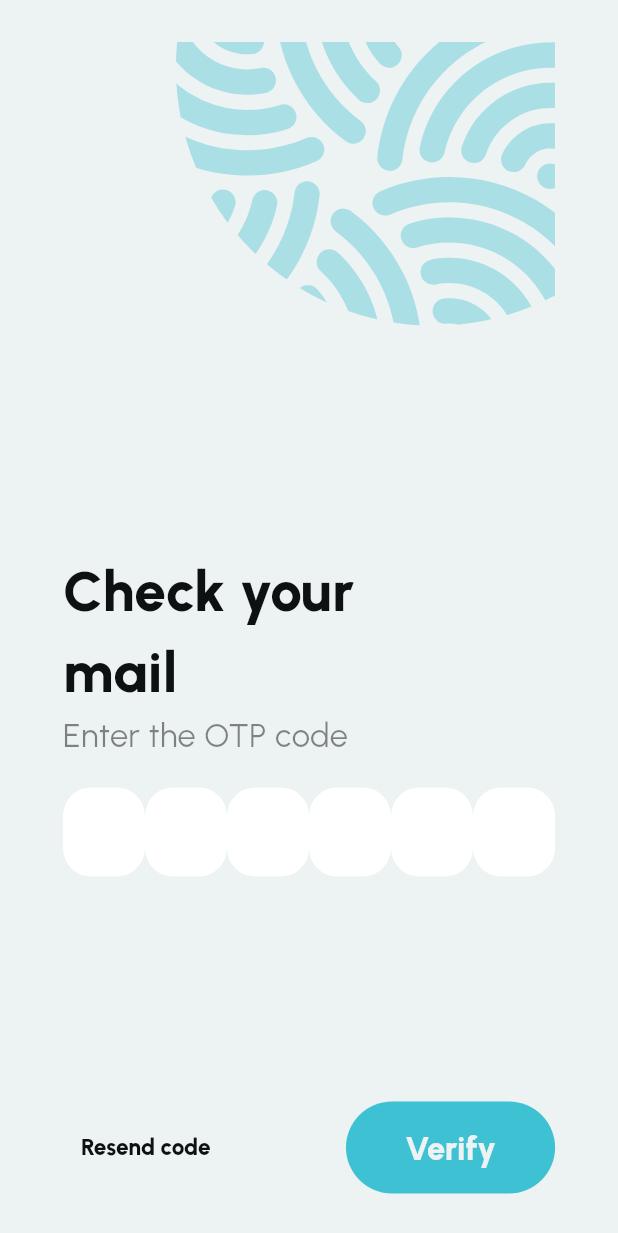
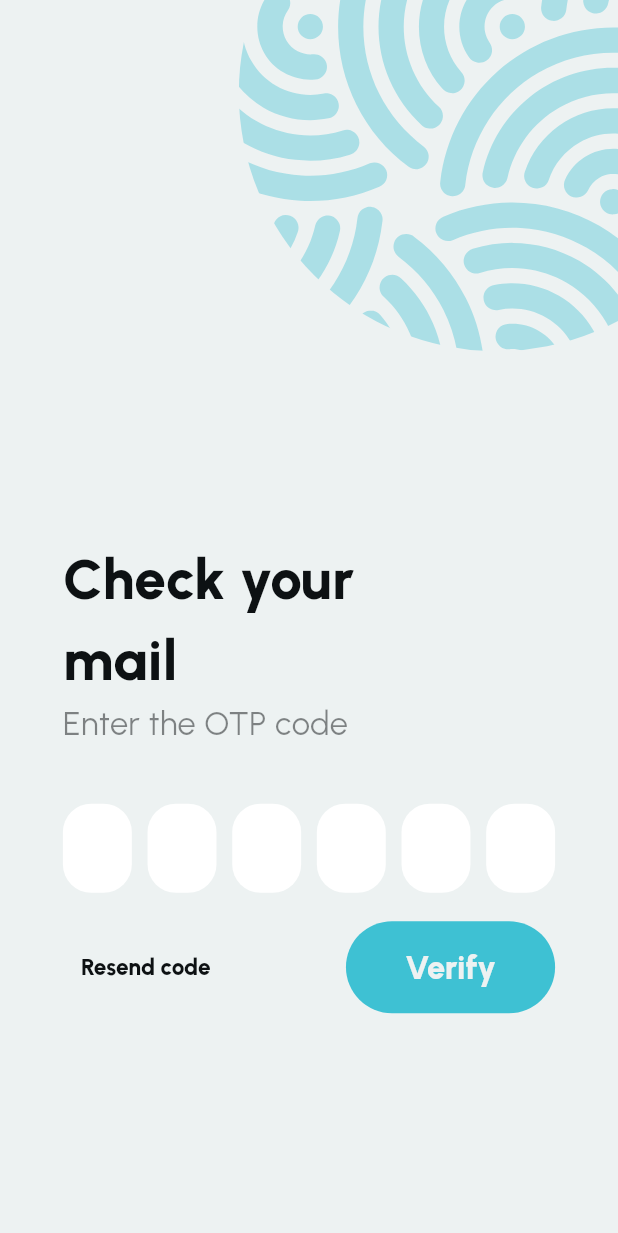
Before and after one commit to AdhamElagaty/physio_app_GradProj, a Flutter app: the Otp screen opened directly with empty values, on a phone screen of 412 x 824 dp. Shown: the top 1233 px of the screen. Run offline on Flutter 3.47's test engine with Material 3 defaults, Android fonts, the phone set to English and light mode, and no system bars; our stand-ins replace bloc, camera, dartz, dio, equatable, flutter_bloc and 7 more; missing offline and left inert: google_mlkit_pose_detection, onnxruntime; accounts and stored records are empty.

Commit message:
Fix OTP screen

```diff
--- a/lib/features/auth/presentation/screens/otp.dart
+++ b/lib/features/auth/presentation/screens/otp.dart
@@ -145,6 +145,12 @@ class _OtpScreenState extends State<Otp> {
           );
         }
       }
+      if (value.length == controllers.length ||
+          index == controllers.length - 1) {
+        FocusScope.of(context).unfocus();
+
+        _verifyOtp();
+      }
     }
   }
 
@@ -153,67 +159,110 @@ class _OtpScreenState extends State<Otp> {
     final screenWidth = MediaQuery.of(context).size.width;
 
     return Scaffold(
-      body: Padding(
-        padding: EdgeInsets.symmetric(horizontal: 40.w, vertical: 30.h),
-        child: Column(
+      body: Column(
         mainAxisAlignment: MainAxisAlignment.spaceBetween,
+        crossAxisAlignment: CrossAxisAlignment.start,
+        spacing: 20.h,
         children: [
-            // Top image
-            SizedBox(
-              height: 200.h,
+          Flexible(
+            flex: 300,
+            child: Container(
               width: screenWidth,
+              height: 248.h,
               child: Stack(
                 alignment: Alignment.center,
+                clipBehavior: Clip.hardEdge,
                 children: [
                   Positioned(
-                    bottom: 0,
+                      bottom: 0.h,
                       right: -87.w,
                       child:
-                        SvgPicture.asset('assets/images/Rounded_Pattern.svg'),
-                  ),
+                          SvgPicture.asset('assets/images/Rounded_Pattern.svg'))
                 ],
               ),
             ),
-
-            // Text
+          ),
           Column(
             crossAxisAlignment: CrossAxisAlignment.start,
+            spacing: 20.h,
             children: [
-                Text('Check your\nmail', style: AppTextStyles.title),
-                Text('Enter the OTP code', style: AppTextStyles.subTitle),
-                SizedBox(height: 20.h),
+              Padding(
+                padding: EdgeInsets.symmetric(horizontal: 40.w),
+                child: Column(
+                    crossAxisAlignment: CrossAxisAlignment.start,
+                    children: [
+                      Text(
+                        'Check your\nmail',
+                        style: AppTextStyles.title,
+                      ),
+                      Text(
+                        'Enter the OTP code',
+                        style: AppTextStyles.subTitle,
+                      )
+                    ]),
+              ),
+              SingleChildScrollView(
+                child: Padding(
+                  padding: EdgeInsets.symmetric(horizontal: 40.w),
+                  child: Column(
+                    spacing: 20.h,
+                    crossAxisAlignment: CrossAxisAlignment.start,
+                    children: [
+                      SizedBox(
+                        height: 0.h,
+                      ),
                       Row(
-                  mainAxisAlignment: MainAxisAlignment.spaceBetween,
-                  children: List.generate(
-                    6,
-                    (index) => OtpTextField(
+                        spacing: 10.w,
+                        children: [
+                          OtpTextField(
                               controllers: controllers,
-                      index: index,
-                      isLast: index == 5,
-                      onChanged: _onChangeAction,
-                    ),
-                  ),
-                ),
-              ],
-            ),
-
-            // Buttons
-            Row(
-              mainAxisAlignment: MainAxisAlignment.spaceBetween,
-              children: [
-                TextButton(
-                  onPressed: _resendOtp,
-                  child: const Text('Resend code'),
-                ),
-                FilledButton(
-                  onPressed: _verifyOtp,
-                  child: const Text('Verify'),
-                ),
+                              index: 0,
+                              onChanged: _onChangeAction),
+                          OtpTextField(
+                              controllers: controllers,
+                              index: 1,
+                              onChanged: _onChangeAction),
+                          OtpTextField(
+                              controllers: controllers,
+                              index: 2,
+                              onChanged: _onChangeAction),
+                          OtpTextField(
+                              controllers: controllers,
+                              index: 3,
+                              onChanged: _onChangeAction),
+                          OtpTextField(
+                              controllers: controllers,
+                              index: 4,
+                              onChanged: _onChangeAction),
+                          OtpTextField(
+                              controllers: controllers,
+                              index: 5,
+                              isLast: true,
+                              onChanged: _onChangeAction),
                         ],
                       ),
                     ],
                   ),
                 ),
+              ),
+              Padding(
+                padding: EdgeInsets.symmetric(horizontal: 40.0.w),
+                child: Row(
+                  mainAxisAlignment: MainAxisAlignment.spaceBetween,
+                  children: [
+                    TextButton(
+                        onPressed: _resendOtp, child: Text('Resend code')),
+                    FilledButton(onPressed: _verifyOtp, child: Text('Verify')),
+                  ],
+                ),
+              ),
+            ],
+          ),
+          SizedBox(
+            height: 25.h,
+          ),
+        ],
+      ),
     );
   }
 }
```
Also changed, not shown: 4 other files. Lines whose indentation alone changed are shown as unchanged.
